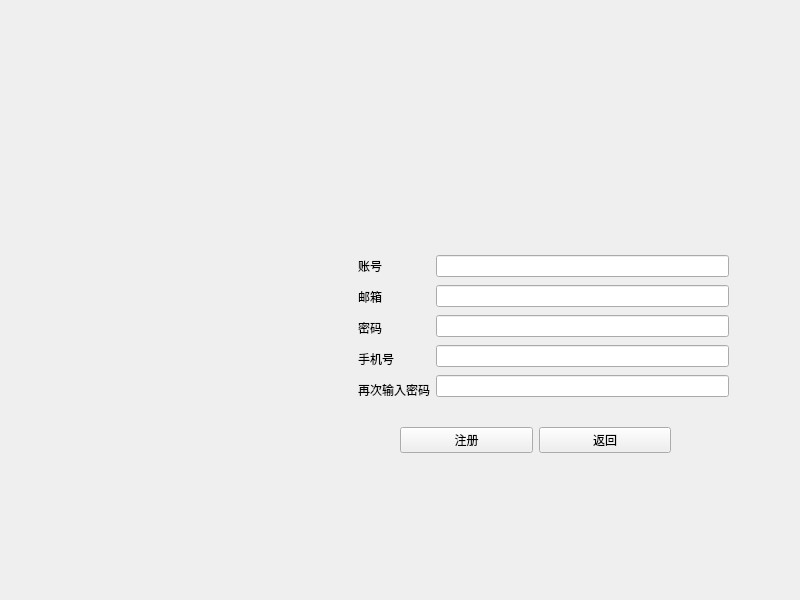
Before: the Qt Designer form mainmenu/register.ui in emon100/typeing-elite-client, drawn with Qt 5.
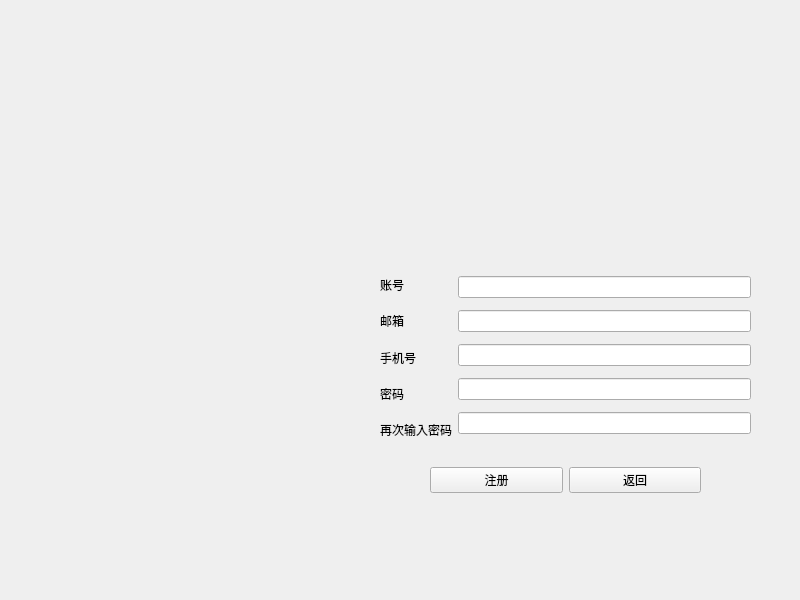
After: the same form once the commit is applied.

Patch:
```diff
--- a/mainmenu/register.ui
+++ b/mainmenu/register.ui
@@ -13,33 +13,19 @@
   <property name="windowTitle">
    <string>Form</string>
   </property>
-  <widget class="QWidget" name="">
+  <widget class="QWidget" name="layoutWidget">
    <property name="geometry">
     <rect>
-     <x>358</x>
-     <y>253</y>
+     <x>380</x>
+     <y>270</y>
      <width>371</width>
-     <height>149</height>
+     <height>175</height>
     </rect>
    </property>
    <layout class="QGridLayout" name="gridLayout_2">
     <item row="0" column="1" rowspan="5">
      <layout class="QGridLayout" name="gridLayout">
-      <item row="0" column="0">
-       <widget class="QLineEdit" name="IdLineEdit">
-        <property name="clearButtonEnabled">
-         <bool>true</bool>
-        </property>
-       </widget>
-      </item>
-      <item row="1" column="0">
-       <widget class="QLineEdit" name="EmailLineEdit">
-        <property name="clearButtonEnabled">
-         <bool>true</bool>
-        </property>
-       </widget>
-      </item>
-      <item row="2" column="0">
+      <item row="3" column="0">
        <widget class="QLineEdit" name="PasswordLineEdit">
         <property name="echoMode">
          <enum>QLineEdit::PasswordEchoOnEdit</enum>
@@ -52,16 +38,30 @@
         </property>
        </widget>
       </item>
-      <item row="3" column="0">
-       <widget class="QLineEdit" name="PhoneLineEdit">
-        <property name="clearButtonEnabled">
-         <bool>true</bool>
-        </property>
-       </widget>
-      </item>
-      <item row="4" column="0">
+      <item row="5" column="0">
        <widget class="QLineEdit" name="AgainPassword"/>
       </item>
+      <item row="1" column="0">
+       <widget class="QLineEdit" name="EmailLineEdit">
+        <property name="clearButtonEnabled">
+         <bool>true</bool>
+        </property>
+       </widget>
+      </item>
+      <item row="0" column="0">
+       <widget class="QLineEdit" name="IdLineEdit">
+        <property name="clearButtonEnabled">
+         <bool>true</bool>
+        </property>
+       </widget>
+      </item>
+      <item row="2" column="0">
+       <widget class="QLineEdit" name="PhoneLineEdit">
+        <property name="clearButtonEnabled">
+         <bool>true</bool>
+        </property>
+       </widget>
+      </item>
      </layout>
     </item>
     <item row="1" column="0">
@@ -71,14 +71,14 @@
       </property>
      </widget>
     </item>
-    <item row="2" column="0">
+    <item row="3" column="0">
      <widget class="QLabel" name="label_3">
       <property name="text">
        <string>密码    </string>
       </property>
      </widget>
     </item>
-    <item row="3" column="0">
+    <item row="2" column="0">
      <widget class="QLabel" name="label">
       <property name="text">
        <string>手机号</string>
@@ -101,11 +101,11 @@
     </item>
    </layout>
   </widget>
-  <widget class="QWidget" name="">
+  <widget class="QWidget" name="layoutWidget">
    <property name="geometry">
     <rect>
-     <x>400</x>
-     <y>420</y>
+     <x>430</x>
+     <y>460</y>
      <width>271</width>
      <height>41</height>
     </rect>
```
Left out of the diff: 28 changed lines with no effect on the pictures.
